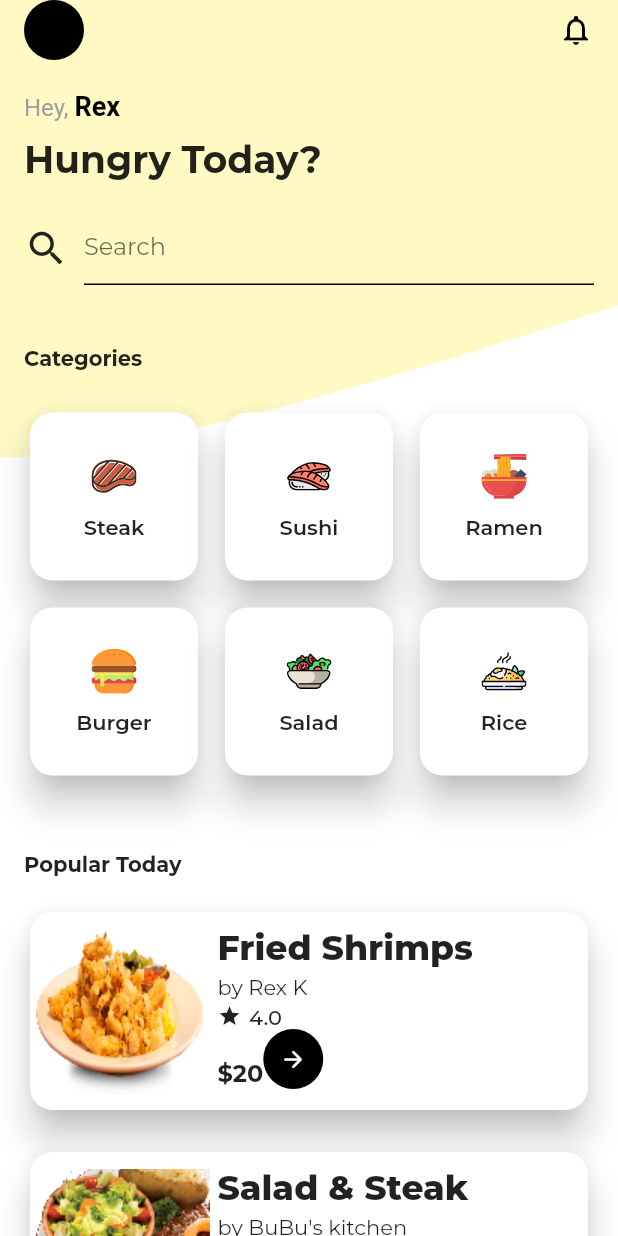
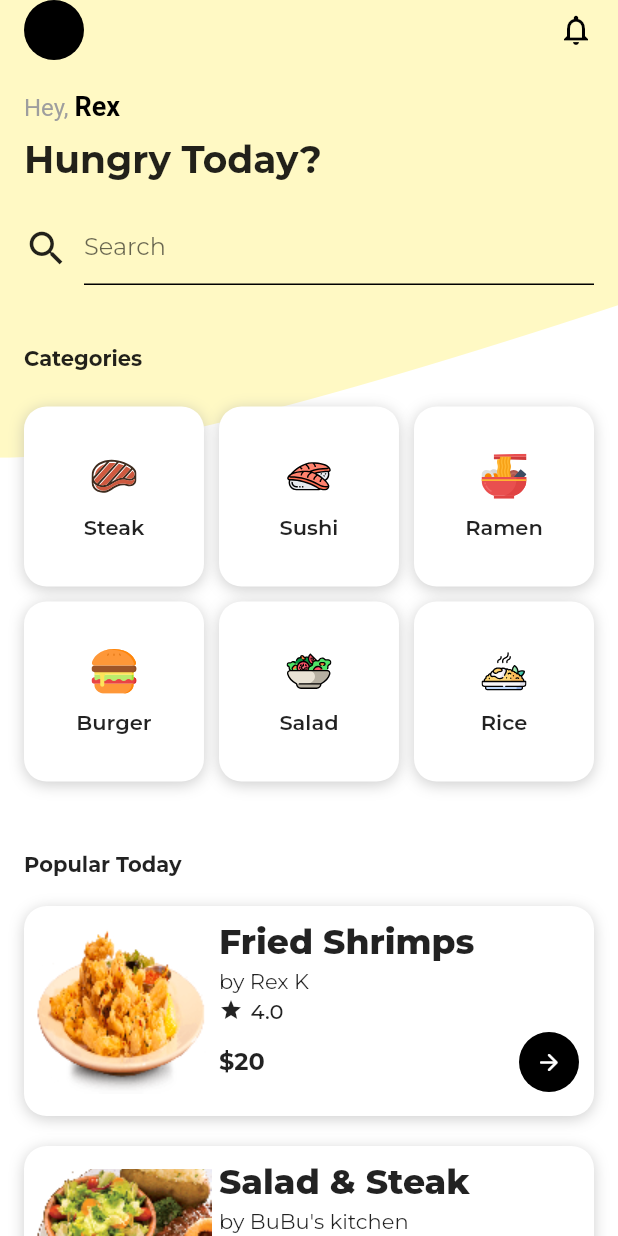
Before and after one commit to Rexsunon/eatz, a Flutter app: the screen it shows after launch, on a phone screen of 412 x 824 dp. Run offline on Flutter 3.47's test engine with Material 2 defaults, Android fonts, the phone set to English and light mode, and no system bars; our stand-ins replace flutter_svg, google_fonts.

Commit message:
chore: added space to price and button

```diff
--- a/lib/screens/home/components/category_card.dart
+++ b/lib/screens/home/components/category_card.dart
@@ -2,6 +2,8 @@ import 'package:eatz/models/category.dart';
 import 'package:eatz/utils/constants.dart';
 import 'package:flutter/material.dart';
 import 'package:flutter_svg/flutter_svg.dart';
+
+import 'custom_card.dart';
 
 class CategoryCard extends StatelessWidget {
   const CategoryCard({Key? key, required this.category}) : super(key: key);
@@ -13,11 +15,9 @@ class CategoryCard extends StatelessWidget {
     return Container(
       width: Constants.kCategoryCardSize,
       height: Constants.kCategoryCardSize,
-      child: Card(
-        elevation: 10.0,
-        shape: RoundedRectangleBorder(
-          borderRadius: BorderRadius.circular(15.0),
-        ),
+      child: CustomCard(
+        elevated: true,
+        borderRadius: BorderRadius.circular(15.0),
         child: Column(
           mainAxisAlignment: MainAxisAlignment.center,
           children: [
--- /dev/null
+++ b/lib/screens/home/components/custom_card.dart
@@ -0,0 +1,50 @@
+import 'package:flutter/material.dart';
+
+class CustomCard extends StatelessWidget {
+  final Widget child;
+  final Function? onTap;
+  final BorderRadius? borderRadius;
+  final bool elevated;
+
+  CustomCard({
+    required this.child,
+    this.onTap,
+    this.borderRadius,
+    this.elevated = true,
+  });
+
+  @override
+  Widget build(BuildContext context) {
+    return Container(
+      decoration: elevated
+          ? BoxDecoration(
+              borderRadius: borderRadius,
+              color: Theme.of(context).cardColor,
+              boxShadow: [
+                BoxShadow(
+                  color: Colors.grey.withOpacity(0.5),
+                  blurRadius: 8.0,
+                  spreadRadius: 0.0,
+                  offset: Offset(
+                    0.0,
+                    2.0,
+                  ),
+                ),
+              ],
+            )
+          : BoxDecoration(
+              borderRadius: borderRadius,
+              color: Theme.of(context).cardColor,
+            ),
+      child: Material(
+        type: MaterialType.transparency,
+        borderRadius: borderRadius,
+        child: InkWell(
+          borderRadius: borderRadius,
+          onTap: () => onTap,
+          child: child,
+        ),
+      ),
+    );
+  }
+}
--- a/lib/screens/home/components/dish_card.dart
+++ b/lib/screens/home/components/dish_card.dart
@@ -1,6 +1,8 @@
 import 'package:eatz/models/dish.dart';
 import 'package:eatz/utils/constants.dart';
 import 'package:flutter/material.dart';
+
+import 'custom_card.dart';
 
 class DishCard extends StatelessWidget {
   const DishCard({Key? key, required this.dish}) : super(key: key);
@@ -12,18 +14,16 @@ class DishCard extends StatelessWidget {
     return Padding(
       padding: const EdgeInsets.only(top: 20.0),
       child: Container(
-        width: MediaQuery.of(context).size.width,
         height: Constants.kDishCardHeight,
-        child: Card(
-          elevation: 10.0,
-          shape: RoundedRectangleBorder(
+        child: CustomCard(
+          elevated: true,
           borderRadius: BorderRadius.circular(15.0),
-          ),
           child: Padding(
             padding: EdgeInsets.only(
               top: 10.0,
               right: 10.0,
               bottom: 10.0,
+              left: 5.0
             ),
             child: Row(
               mainAxisAlignment: MainAxisAlignment.start,
@@ -38,7 +38,8 @@ class DishCard extends StatelessWidget {
                   fit: BoxFit.cover,
                 ),
                 SizedBox(width: 5.0),
-                Column(
+                Flexible(
+                  child: Column(
                     mainAxisAlignment: MainAxisAlignment.start,
                     crossAxisAlignment: CrossAxisAlignment.start,
                     children: [
@@ -63,9 +64,10 @@ class DishCard extends StatelessWidget {
                         ],
                       ),
                       // SizedBox(height: 5),
-                    Row(
+                      Expanded(
+                        child: Row(
                           mainAxisAlignment: MainAxisAlignment.spaceBetween,
-                      crossAxisAlignment: CrossAxisAlignment.end,
+                          crossAxisAlignment: CrossAxisAlignment.center,
                           mainAxisSize: MainAxisSize.max,
                           children: [
                             Text(
@@ -91,8 +93,10 @@ class DishCard extends StatelessWidget {
                               ),
                             )
                           ],
+                        ),
                       )
                     ],
+                  ),
                 )
               ],
             ),
--- a/lib/screens/home/home.dart
+++ b/lib/screens/home/home.dart
@@ -71,6 +71,8 @@ class _HomeState extends State<Home> {
                       ),
                       SizedBox(height: 8.0),
                       GridView.count(
+                        // Added this so the grid wont scroll separately
+                        physics: NeverScrollableScrollPhysics(),
                         crossAxisCount: 3,
                         mainAxisSpacing: 10,
                         crossAxisSpacing: 10,
```
Also changed, not shown: 1 other file. Lines whose indentation alone changed are shown as unchanged.
